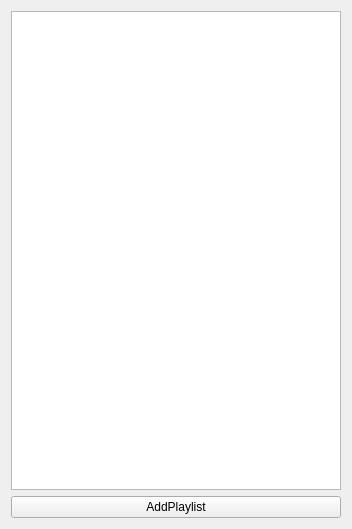
Old version of the form playlist_form.ui in the repository GoatWizard/MySimpleQtPlayer.
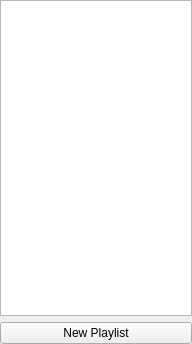
New version of the form.

```diff
--- a/playlist_form.ui
+++ b/playlist_form.ui
@@ -6,21 +6,94 @@
    <rect>
     <x>0</x>
     <y>0</y>
-    <width>352</width>
-    <height>529</height>
+    <width>192</width>
+    <height>344</height>
    </rect>
   </property>
+  <property name="sizePolicy">
+   <sizepolicy hsizetype="Preferred" vsizetype="Minimum">
+    <horstretch>0</horstretch>
+    <verstretch>6</verstretch>
+   </sizepolicy>
+  </property>
+  <property name="minimumSize">
+   <size>
+    <width>192</width>
+    <height>0</height>
+   </size>
+  </property>
+  <property name="maximumSize">
+   <size>
+    <width>192</width>
+    <height>16777215</height>
+   </size>
+  </property>
+  <property name="contextMenuPolicy">
+   <enum>Qt::DefaultContextMenu</enum>
+  </property>
   <property name="windowTitle">
    <string>Form</string>
   </property>
+  <property name="layoutDirection">
+   <enum>Qt::LeftToRight</enum>
+  </property>
   <layout class="QVBoxLayout" name="verticalLayout">
+   <property name="leftMargin">
+    <number>0</number>
+   </property>
+   <property name="topMargin">
+    <number>0</number>
+   </property>
+   <property name="rightMargin">
+    <number>0</number>
+   </property>
+   <property name="bottomMargin">
+    <number>0</number>
+   </property>
    <item>
-    <widget class="QListWidget" name="PlaylistWidget"/>
+    <widget class="QListWidget" name="PlaylistWidget">
+     <property name="sizePolicy">
+      <sizepolicy hsizetype="Expanding" vsizetype="Expanding">
+       <horstretch>0</horstretch>
+       <verstretch>6</verstretch>
+      </sizepolicy>
+     </property>
+     <property name="minimumSize">
+      <size>
+       <width>192</width>
+       <height>0</height>
+      </size>
+     </property>
+     <property name="maximumSize">
+      <size>
+       <width>192</width>
+       <height>16777215</height>
+      </size>
+     </property>
+    </widget>
    </item>
    <item>
     <widget class="QPushButton" name="newPlaylist">
+     <property name="sizePolicy">
+      <sizepolicy hsizetype="Minimum" vsizetype="Minimum">
+       <horstretch>0</horstretch>
+       <verstretch>0</verstretch>
+      </sizepolicy>
+     </property>
+     <property name="minimumSize">
+      <size>
+       <width>192</width>
+       <height>0</height>
+      </size>
+     </property>
+     <property name="maximumSize">
+      <size>
+       <width>192</width>
+       <height>16777215</height>
+      </size>
+     </property>
      <property name="text">
-      <string>AddPlaylist</string>
+      <string>New Playlist</string>
      </property>
     </widget>
    </item>
```
